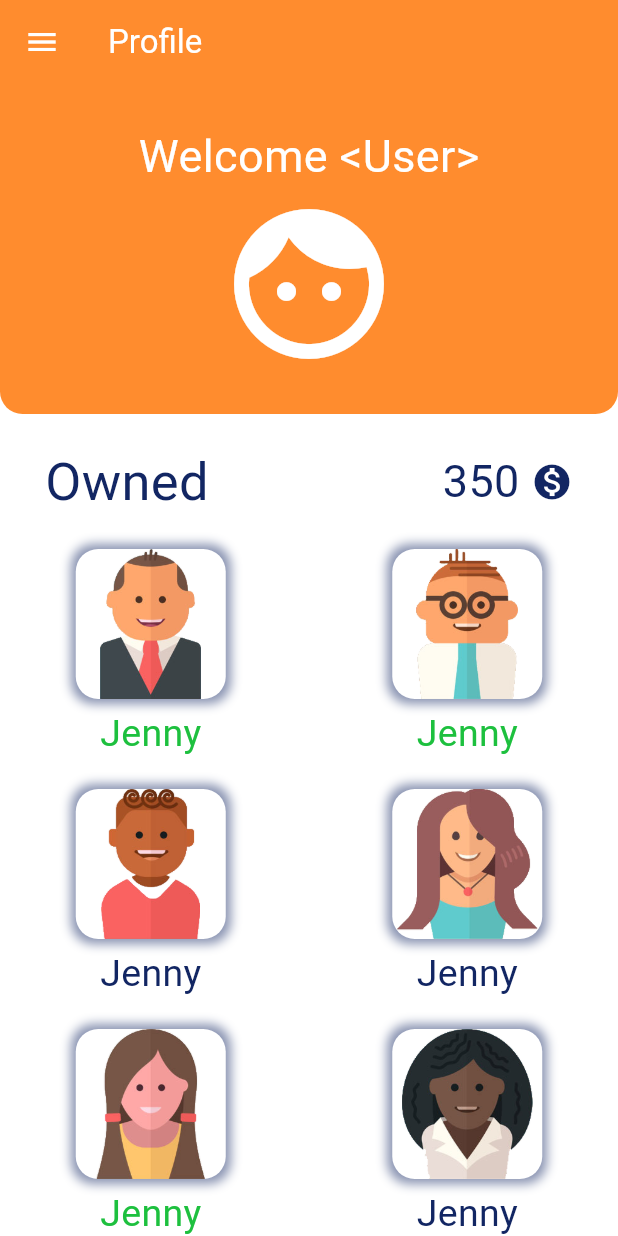
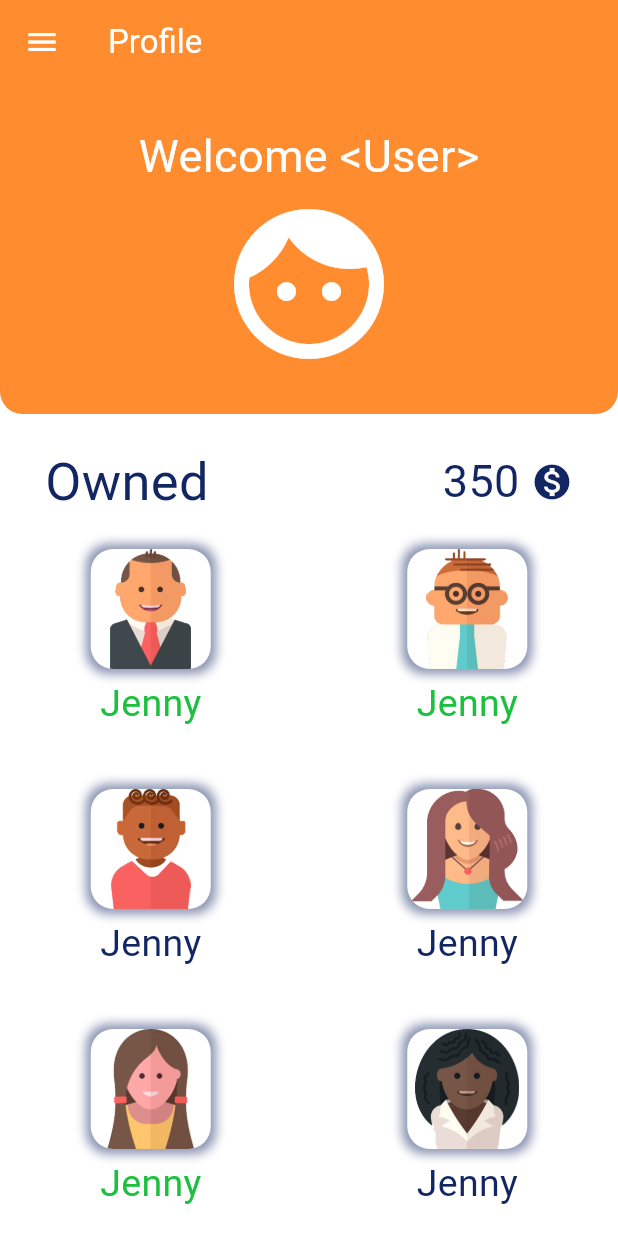
Before and after one commit to YilmazBatal/Habbitty-App, a Flutter app: the ProfilePage screen opened directly, on a phone screen of 412 x 824 dp. Run offline on Flutter 3.47's test engine with Material 3 defaults, Android fonts, the phone set to English and light mode, and no system bars; our stand-ins replace flutter_heatmap_calendar, flutter_slidable, google_fonts, percent_indicator, shared_preferences, toggle_switch; missing offline and left inert: textfield_tags; accounts and stored records are empty; Roboto replaces fonts that are missing (Sniglet).

Commit message:
Minor Bug Fixes

```diff
--- a/lib/Components/avatars.dart
+++ b/lib/Components/avatars.dart
@@ -30,16 +30,19 @@ class Avatars extends StatelessWidget {
     return Column(
       children: [
         Container(
-          width: 100,
-          height: 100,
+          width: 80,
+          height: 80,
           decoration: BoxDecoration(
               color: Colors.white,
               borderRadius: BorderRadius.circular(15),
               boxShadow: [MyBoxShadow(navyBlue)]),
-          child: Image(
-            width: 100,
-            height: 100,
-            image: AssetImage(avatarPath),
+          child: ClipRRect(
+            borderRadius: BorderRadius.circular(15),
+            child: Image(
+              width: 80,
+              height: 80,
+              image: AssetImage(avatarPath),
+            ),
           ),
         ),
         const SizedBox(
```
